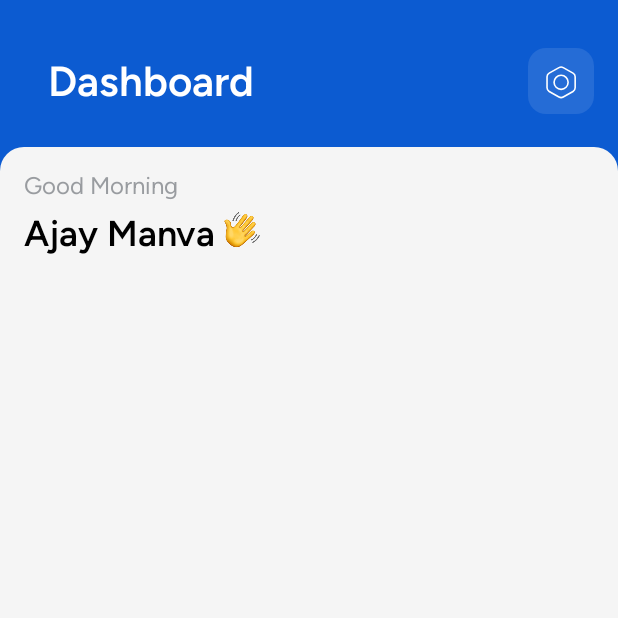
After one commit to devprincefahad/OpeninApp-Dashboard, an Android app built with Jetpack Compose: the composable DashboardScreen shown on its own in the app's theme, on a phone screen of 412 x 824 dp, the top half of it. The commit adds this screen. Run offline under Robolectric (Android 15) with nearby library versions, the phone set to English and light mode, and no system bars; network calls fail.

Commit message:
Basic dashboard design

```diff
--- a/app/src/main/java/dev/prince/openinapp_dashboard/MainActivity.kt
+++ b/app/src/main/java/dev/prince/openinapp_dashboard/MainActivity.kt
@@ -9,6 +9,7 @@ import androidx.compose.material3.MaterialTheme
 import androidx.compose.material3.Surface
 import androidx.compose.ui.Modifier
 import dagger.hilt.android.AndroidEntryPoint
+import dev.prince.openinapp_dashboard.ui.dashboard.DashboardScreen
 import dev.prince.openinapp_dashboard.ui.theme.OpeninAppDashboardTheme
 
 @AndroidEntryPoint
@@ -21,13 +22,7 @@ class MainActivity : ComponentActivity() {
         homeViewModel.getData()
         setContent {
             OpeninAppDashboardTheme {
-                // A surface container using the 'background' color from the theme
-                Surface(
-                    modifier = Modifier.fillMaxSize(),
-                    color = MaterialTheme.colorScheme.background
-                ) {
-
-                }
+                DashboardScreen()
             }
         }
     }
--- /dev/null
+++ b/app/src/main/java/dev/prince/openinapp_dashboard/ui/Components.kt
@@ -0,0 +1,24 @@
+package dev.prince.openinapp_dashboard.ui
+
+import androidx.compose.foundation.layout.fillMaxWidth
+import androidx.compose.foundation.shape.RoundedCornerShape
+import androidx.compose.material3.Surface
+import androidx.compose.runtime.Composable
+import androidx.compose.ui.Modifier
+import androidx.compose.ui.graphics.Color
+import androidx.compose.ui.unit.dp
+import dev.prince.openinapp_dashboard.ui.theme.DarkWhite
+
+@Composable
+fun SheetSurface(
+    modifier: Modifier = Modifier,
+    content: @Composable () -> Unit
+) {
+    Surface(
+        modifier = modifier
+            .fillMaxWidth(),
+        shape = RoundedCornerShape(topStart = 16.dp, topEnd = 16.dp),
+        color = DarkWhite,
+        content = content
+    )
+}
--- /dev/null
+++ b/app/src/main/java/dev/prince/openinapp_dashboard/ui/dashboard/DashboardScreen.kt
@@ -0,0 +1,133 @@
+package dev.prince.openinapp_dashboard.ui.dashboard
+
+import androidx.compose.foundation.Image
+import androidx.compose.foundation.background
+import androidx.compose.foundation.layout.Box
+import androidx.compose.foundation.layout.Column
+import androidx.compose.foundation.layout.Row
+import androidx.compose.foundation.layout.Spacer
+import androidx.compose.foundation.layout.fillMaxHeight
+import androidx.compose.foundation.layout.fillMaxSize
+import androidx.compose.foundation.layout.fillMaxWidth
+import androidx.compose.foundation.layout.padding
+import androidx.compose.foundation.layout.size
+import androidx.compose.foundation.layout.width
+import androidx.compose.foundation.shape.RoundedCornerShape
+import androidx.compose.material3.Icon
+import androidx.compose.material3.Text
+import androidx.compose.runtime.Composable
+import androidx.compose.ui.Alignment
+import androidx.compose.ui.Modifier
+import androidx.compose.ui.graphics.Color
+import androidx.compose.ui.res.painterResource
+import androidx.compose.ui.text.TextStyle
+import androidx.compose.ui.text.font.FontWeight
+import androidx.compose.ui.unit.dp
+import androidx.compose.ui.unit.sp
+import dev.prince.openinapp_dashboard.R
+import dev.prince.openinapp_dashboard.ui.SheetSurface
+import dev.prince.openinapp_dashboard.ui.theme.Blue
+import dev.prince.openinapp_dashboard.ui.theme.figTreeFamily
+
+@Composable
+
+fun DashboardScreen() {
+
+    Column(
+        modifier = Modifier
+            .background(color = Blue)
+    ) {
+
+        Row(
+            modifier = Modifier
+                .fillMaxWidth()
+                .padding(
+                    top = 32.dp, bottom = 22.dp,
+                    start = 16.dp, end = 16.dp
+                ),
+            verticalAlignment = Alignment.CenterVertically
+        ) {
+            Spacer(Modifier.width(16.dp))
+
+            Text(
+                text = "Dashboard",
+                color = Color.White,
+                style = TextStyle(
+                    fontSize = 28.sp,
+                    fontFamily = figTreeFamily,
+                    fontWeight = FontWeight.SemiBold
+                ),
+            )
+
+            Spacer(Modifier.weight(1f))
+
+            Box(
+                modifier = Modifier
+                    .background(
+                        color = Color.White.copy(alpha = 0.1f),
+                        shape = RoundedCornerShape(12.dp)
+                    )
+                    .size(44.dp),
+                contentAlignment = Alignment.Center
+            ) {
+                Icon(
+                    painter = painterResource(R.drawable.icon_setting),
+                    contentDescription = "Setting Icon",
+                    tint = Color.White,
+                    modifier = Modifier
+                        .size(30.dp)
+                )
+            }
+        }
+
+        SheetSurface(
+            modifier = Modifier
+                .fillMaxWidth()
+                .fillMaxHeight()
+        ) {
+
+            Column {
+                Spacer(Modifier.width(16.dp))
+
+                Text(
+                    modifier = Modifier.padding(
+                        top = 16.dp,
+                        start = 16.dp
+                    ),
+                    text = "Good Morning",
+                    style = TextStyle(
+                        fontSize = 16.sp,
+                        fontFamily = figTreeFamily,
+                        fontWeight = FontWeight.Normal,
+                        color = Color(0xFF999CA0)
+                    )
+                )
+
+                Row(
+                    modifier = Modifier.padding(
+                        top = 8.dp,
+                        start = 16.dp
+                    )
+                ) {
+                    Text(
+                        modifier = Modifier.padding(end = 6.dp),
+                        text = "Ajay Manva",
+                        style = TextStyle(
+                            fontSize = 24.sp,
+                            fontFamily = figTreeFamily,
+                            fontWeight = FontWeight.SemiBold,
+                            color = Color.Black
+                        )
+                    )
+                    Image(
+                        painter = painterResource(id = R.drawable.icon_hi),
+                        contentDescription = "Emoji",
+                        modifier = Modifier.size(24.dp) // Set the size of your emoji
+                    )
+                }
+
+            }
+
+        }
+    }
+}
--- /dev/null
+++ b/app/src/main/java/dev/prince/openinapp_dashboard/ui/dashboard/DashboardViewModel.kt
@@ -0,0 +1,10 @@
+package dev.prince.openinapp_dashboard.ui.dashboard
+
+import androidx.lifecycle.ViewModel
+import dagger.hilt.android.lifecycle.HiltViewModel
+import javax.inject.Inject
+
+@HiltViewModel
+class DashboardViewModel @Inject constructor() : ViewModel() {
+
+}
--- a/app/src/main/java/dev/prince/openinapp_dashboard/ui/theme/Color.kt
+++ b/app/src/main/java/dev/prince/openinapp_dashboard/ui/theme/Color.kt
@@ -6,6 +6,10 @@ val Purple80 = Color(0xFFD0BCFF)
 val PurpleGrey80 = Color(0xFFCCC2DC)
 val Pink80 = Color(0xFFEFB8C8)
 
+val Blue = Color(0xFF0C5BD1)
+val DarkWhite = Color(0xFFF5F5F5)
+
+
 val Purple40 = Color(0xFF6650a4)
 val PurpleGrey40 = Color(0xFF625b71)
 val Pink40 = Color(0xFF7D5260)
--- a/app/src/main/java/dev/prince/openinapp_dashboard/ui/theme/Theme.kt
+++ b/app/src/main/java/dev/prince/openinapp_dashboard/ui/theme/Theme.kt
@@ -10,16 +10,11 @@ import androidx.compose.material3.dynamicLightColorScheme
 import androidx.compose.material3.lightColorScheme
 import androidx.compose.runtime.Composable
 import androidx.compose.runtime.SideEffect
+import androidx.compose.ui.graphics.Color
 import androidx.compose.ui.graphics.toArgb
 import androidx.compose.ui.platform.LocalContext
 import androidx.compose.ui.platform.LocalView
 import androidx.core.view.WindowCompat
-
-private val DarkColorScheme = darkColorScheme(
-    primary = Purple80,
-    secondary = PurpleGrey80,
-    tertiary = Pink80
-)
 
 private val LightColorScheme = lightColorScheme(
     primary = Purple40,
@@ -39,31 +34,22 @@ private val LightColorScheme = lightColorScheme(
 
 @Composable
 fun OpeninAppDashboardTheme(
-    darkTheme: Boolean = isSystemInDarkTheme(),
-    // Dynamic color is available on Android 12+
-    dynamicColor: Boolean = true,
     content: @Composable () -> Unit
 ) {
-    val colorScheme = when {
-        dynamicColor && Build.VERSION.SDK_INT >= Build.VERSION_CODES.S -> {
-            val context = LocalContext.current
-            if (darkTheme) dynamicDarkColorScheme(context) else dynamicLightColorScheme(context)
-        }
-
-        darkTheme -> DarkColorScheme
-        else -> LightColorScheme
-    }
     val view = LocalView.current
     if (!view.isInEditMode) {
         SideEffect {
-            val window = (view.context as Activity).window
-            window.statusBarColor = colorScheme.primary.toArgb()
-            WindowCompat.getInsetsController(window, view).isAppearanceLightStatusBars = darkTheme
+            val activity = view.context as Activity
+            val colorInt = Color.Black.toArgb()
+            if (Build.VERSION.SDK_INT >= Build.VERSION_CODES.O) {
+                activity.window.navigationBarColor = colorInt
+                activity.window.statusBarColor = colorInt
+            }
         }
     }
 
     MaterialTheme(
-        colorScheme = colorScheme,
+        colorScheme = LightColorScheme,
         typography = Typography,
         content = content
     )
--- a/app/src/main/java/dev/prince/openinapp_dashboard/ui/theme/Type.kt
+++ b/app/src/main/java/dev/prince/openinapp_dashboard/ui/theme/Type.kt
@@ -2,9 +2,18 @@ package dev.prince.openinapp_dashboard.ui.theme
 
 import androidx.compose.material3.Typography
 import androidx.compose.ui.text.TextStyle
+import androidx.compose.ui.text.font.Font
 import androidx.compose.ui.text.font.FontFamily
 import androidx.compose.ui.text.font.FontWeight
 import androidx.compose.ui.unit.sp
+import dev.prince.openinapp_dashboard.R
+
+
+val figTreeFamily = FontFamily(
+    Font(R.font.regular, FontWeight.Normal),
+    Font(R.font.medium, FontWeight.Medium),
+    Font(R.font.semibold, FontWeight.Bold)
+)
 
 // Set of Material typography styles to start with
 val Typography = Typography(
--- /dev/null
+++ b/app/src/main/res/drawable/icon_setting.xml
@@ -0,0 +1,16 @@
+<vector xmlns:android="http://schemas.android.com/apk/res/android"
+    android:width="28dp"
+    android:height="28dp"
+    android:viewportWidth="28"
+    android:viewportHeight="28">
+  <path
+      android:strokeWidth="1"
+      android:pathData="M18.125,14.5C18.125,16.922 16.166,18.885 13.75,18.885C11.334,18.885 9.375,16.922 9.375,14.5C9.375,12.078 11.334,10.115 13.75,10.115C16.166,10.115 18.125,12.078 18.125,14.5Z"
+      android:fillColor="#00000000"
+      android:strokeColor="#ffffff"/>
+  <path
+      android:strokeWidth="1"
+      android:pathData="M12.423,5.343C13.246,4.886 14.254,4.886 15.077,5.343L21.173,8.795C21.989,9.265 22.493,10.121 22.5,11.048V17.952C22.493,18.879 21.989,19.735 21.173,20.205L15.077,23.657C14.254,24.114 13.246,24.114 12.423,23.657L6.327,20.205C5.511,19.735 5.008,18.879 5,17.952L5,11.048C5.008,10.121 5.511,9.265 6.327,8.795L12.423,5.343Z"
+      android:fillColor="#00000000"
+      android:strokeColor="#ffffff"/>
+</vector>
```
Also changed, not shown: app/src/main/res/drawable/icon_hi.png (added), app/src/main/res/font/medium.ttf (added), app/src/main/res/font/regular.ttf (added), app/src/main/res/font/semibold.ttf (added).
